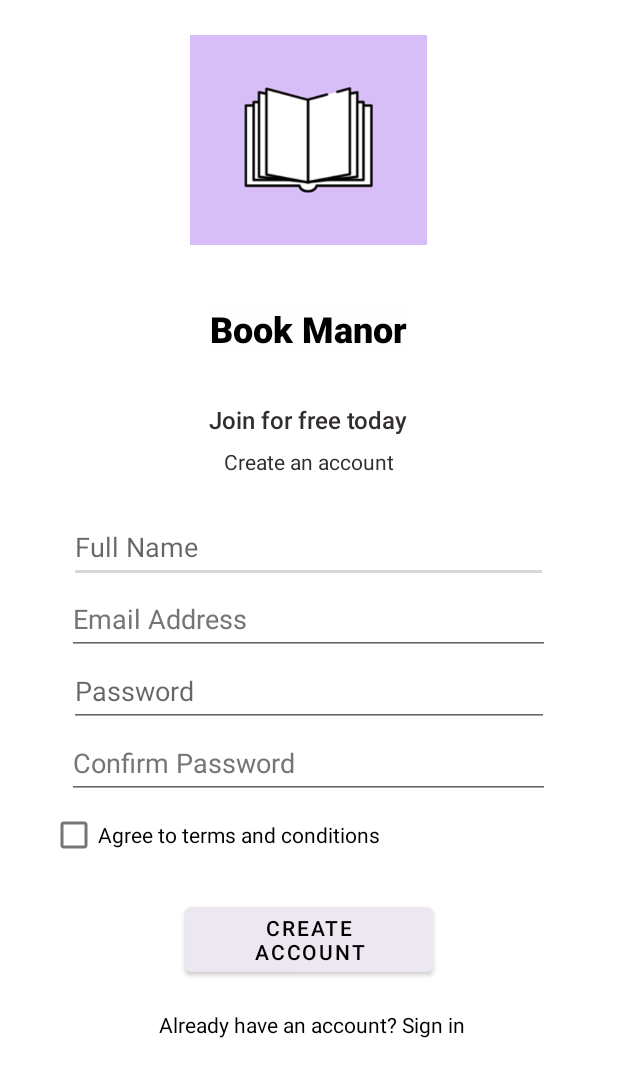
After one commit to Roxanne-oss/BookManor2, an Android app: the layout create_account_layout.xml on its own in the app's theme, with its tools: preview values and no code run, on a phone screen of 412 x 824 dp. The commit adds this screen. Shown: the top 1077 px of the screen. Run offline under Robolectric (Android 15) with nearby library versions, the phone set to English and light mode, and no system bars.

Commit message:
Create account layout created, Database connected

```diff
--- a/app/build.gradle
+++ b/app/build.gradle
@@ -1,5 +1,6 @@
 plugins {
     id 'com.android.application'
+    id 'com.google.gms.google-services'
 }
 
 android {
@@ -32,6 +33,7 @@ dependencies {
     implementation 'androidx.appcompat:appcompat:1.4.1'
     implementation 'com.google.android.material:material:1.5.0'
     implementation 'androidx.constraintlayout:constraintlayout:2.1.3'
+    implementation 'com.google.firebase:firebase-database:19.2.1'
     testImplementation 'junit:junit:4.13.2'
     androidTestImplementation 'androidx.test.ext:junit:1.1.3'
     androidTestImplementation 'androidx.test.espresso:espresso-core:3.4.0'
--- /dev/null
+++ b/app/src/main/res/layout/create_account_layout.xml
@@ -0,0 +1,144 @@
+<?xml version="1.0" encoding="utf-8"?>
+<LinearLayout xmlns:android="http://schemas.android.com/apk/res/android"
+    xmlns:app="http://schemas.android.com/apk/res-auto"
+    xmlns:tools="http://schemas.android.com/tools"
+    android:layout_width="match_parent"
+    android:layout_height="match_parent"
+    android:layout_gravity="center_horizontal"
+    android:orientation="vertical">
+
+    <Space
+        android:layout_width="match_parent"
+        android:layout_height="23dp" />
+
+    <ImageView
+        android:id="@+id/imageView"
+        android:layout_width="378dp"
+        android:layout_height="140dp"
+        android:layout_gravity="center_horizontal|top"
+        android:contentDescription="@string/logo"
+        android:visibility="visible"
+        app:srcCompat="@drawable/logo"
+        tools:ignore="ImageContrastCheck"
+        tools:srcCompat="@drawable/logo" />
+
+    <Space
+        android:layout_width="427dp"
+        android:layout_height="39dp" />
+
+    <TextView
+        android:id="@+id/textView"
+        android:layout_width="wrap_content"
+        android:layout_height="wrap_content"
+        android:layout_gravity="center"
+        android:background="#FFFEFE"
+        android:fontFamily="sans-serif-black"
+        android:text="@string/book_manor"
+        android:textColor="#000000"
+        android:textSize="24sp" />
+
+    <Space
+        android:layout_width="match_parent"
+        android:layout_height="33dp" />
+
+    <TextView
+        android:id="@+id/textView2"
+        android:layout_width="wrap_content"
+        android:layout_height="wrap_content"
+        android:layout_gravity="center|center_horizontal"
+        android:fontFamily="sans-serif-medium"
+        android:text="Join for free today"
+        android:textColor="#332E2E"
+        android:textSize="16sp" />
+
+    <TextView
+        android:id="@+id/textView3"
+        android:layout_width="wrap_content"
+        android:layout_height="34dp"
+        android:layout_gravity="center"
+        android:gravity="center_vertical"
+        android:text="@string/create_an_account"
+        android:textColor="#332E2E" />
+
+    <Space
+        android:layout_width="match_parent"
+        android:layout_height="16dp" />
+
+    <EditText
+        android:id="@+id/editTextTextPersonName"
+        android:layout_width="319dp"
+        android:layout_height="wrap_content"
+        android:layout_gravity="center"
+        android:ems="10"
+        android:hint="Full Name"
+        android:inputType="textPersonName"
+        android:minHeight="48dp" />
+
+    <EditText
+        android:id="@+id/editTextTextEmailAddress"
+        android:layout_width="322dp"
+        android:layout_height="wrap_content"
+        android:layout_gravity="center_horizontal"
+        android:ems="10"
+        android:hint="Email Address"
+        android:inputType="textEmailAddress"
+        android:minHeight="48dp"
+        android:textColorHint="#757575" />
+
+    <EditText
+        android:id="@+id/editTextTextPassword"
+        android:layout_width="320dp"
+        android:layout_height="wrap_content"
+        android:layout_gravity="center_horizontal"
+        android:ems="10"
+        android:hint="Password"
+        android:inputType="textPassword"
+        android:minHeight="48dp"
+        tools:ignore="SpeakableTextPresentCheck" />
+
+    <EditText
+        android:id="@+id/editTextTextPassword2"
+        android:layout_width="322dp"
+        android:layout_height="wrap_content"
+        android:layout_gravity="center_horizontal"
+        android:ems="10"
+        android:hint="Confirm Password"
+        android:inputType="textPassword"
+        android:minHeight="48dp"
+        android:textColorHint="#757575"
+        tools:ignore="SpeakableTextPresentCheck" />
+
+    <CheckBox
+        android:id="@+id/checkBox"
+        android:layout_width="345dp"
+        android:layout_height="wrap_content"
+        android:layout_gravity="center_horizontal"
+        android:text="Agree to terms and conditions" />
+
+    <Space
+        android:layout_width="match_parent"
+        android:layout_height="18dp" />
+
+    <Button
+        android:id="@+id/button"
+        android:layout_width="165dp"
+        android:layout_height="wrap_content"
+        android:layout_gravity="center_horizontal"
+        android:text="Create Account"
+        android:textColor="#000000"
+        app:backgroundTint="#ECE7F1" />
+
+    <Space
+        android:layout_width="match_parent"
+        android:layout_height="19dp" />
+
+    <TextView
+        android:id="@+id/textView4"
+        android:layout_width="match_parent"
+        android:layout_height="wrap_content"
+        android:layout_gravity="center_horizontal"
+        android:gravity="center"
+        android:text=" Already have an account? Sign in"
+        android:textColor="#000000" />
+
+</LinearLayout>
--- /dev/null
+++ b/app/src/main/res/mipmap-anydpi-v26/logo.xml
@@ -0,0 +1,5 @@
+<?xml version="1.0" encoding="utf-8"?>
+<adaptive-icon xmlns:android="http://schemas.android.com/apk/res/android">
+    <background android:drawable="@drawable/logo_background"/>
+    <foreground android:drawable="@mipmap/logo_foreground"/>
+</adaptive-icon>
--- /dev/null
+++ b/app/src/main/res/mipmap-anydpi-v26/logo_round.xml
@@ -0,0 +1,5 @@
+<?xml version="1.0" encoding="utf-8"?>
+<adaptive-icon xmlns:android="http://schemas.android.com/apk/res/android">
+    <background android:drawable="@drawable/logo_background"/>
+    <foreground android:drawable="@mipmap/logo_foreground"/>
+</adaptive-icon>
--- a/app/src/main/res/values/strings.xml
+++ b/app/src/main/res/values/strings.xml
@@ -1,3 +1,6 @@
 <resources>
     <string name="app_name">BookManor</string>
+    <string name="logo">logo</string>
+    <string name="book_manor">Book Manor</string>
+    <string name="create_an_account">Create an account</string>
 </resources>
--- a/build.gradle
+++ b/build.gradle
@@ -1,4 +1,8 @@
-// Top-level build file where you can add configuration options common to all sub-projects/modules.
+buildscript {
+    dependencies {
+        classpath 'com.google.gms:google-services:4.3.3'
+    }
+}// Top-level build file where you can add configuration options common to all sub-projects/modules.
 plugins {
     id 'com.android.application' version '7.1.3' apply false
     id 'com.android.library' version '7.1.3' apply false
```
Also changed, not shown: app/src/main/logo-playstore.png (added), app/src/main/res/drawable-v24/logo.png (added), 1 other file.
